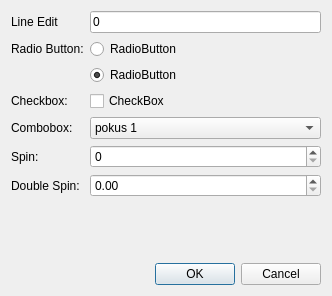
Above: resources/forms/Example.ui from hpfem/agros2d before the change. Below: the same form after it.
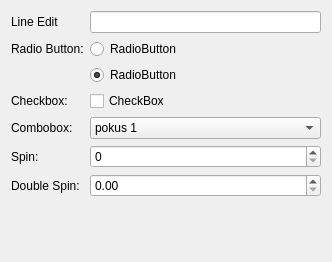
That is the form after the change.

```diff
--- a/resources/forms/Example.ui
+++ b/resources/forms/Example.ui
@@ -7,7 +7,7 @@
     <x>0</x>
     <y>0</y>
     <width>332</width>
-    <height>296</height>
+    <height>262</height>
    </rect>
   </property>
   <property name="windowTitle">
@@ -15,8 +15,6 @@
   </property>
   <layout class="QVBoxLayout" name="verticalLayout">
    <item>
-    <layout class="QVBoxLayout" name="verticalLayout_2" stretch="0,0">
-     <item>
       <layout class="QGridLayout" name="gridLayout">
        <item row="4" column="1">
         <widget class="QComboBox" name="comboBox">
@@ -55,8 +53,11 @@
        </item>
        <item row="0" column="1">
         <widget class="QLineEdit" name="lineEdit">
+       <property name="inputMask">
+        <string/>
+       </property>
          <property name="text">
-          <string>0</string>
+        <string/>
          </property>
         </widget>
        </item>
@@ -121,18 +122,6 @@
         <widget class="QLabel" name="label_6">
          <property name="text">
           <string>Double Spin:</string>
-         </property>
-        </widget>
-       </item>
-      </layout>
-     </item>
-     <item>
-      <widget class="QDialogButtonBox" name="buttonBox">
-       <property name="orientation">
-        <enum>Qt::Horizontal</enum>
-       </property>
-       <property name="standardButtons">
-        <set>QDialogButtonBox::Cancel|QDialogButtonBox::Ok</set>
        </property>
       </widget>
      </item>
```
Lines whose indentation alone changed are shown as unchanged.
